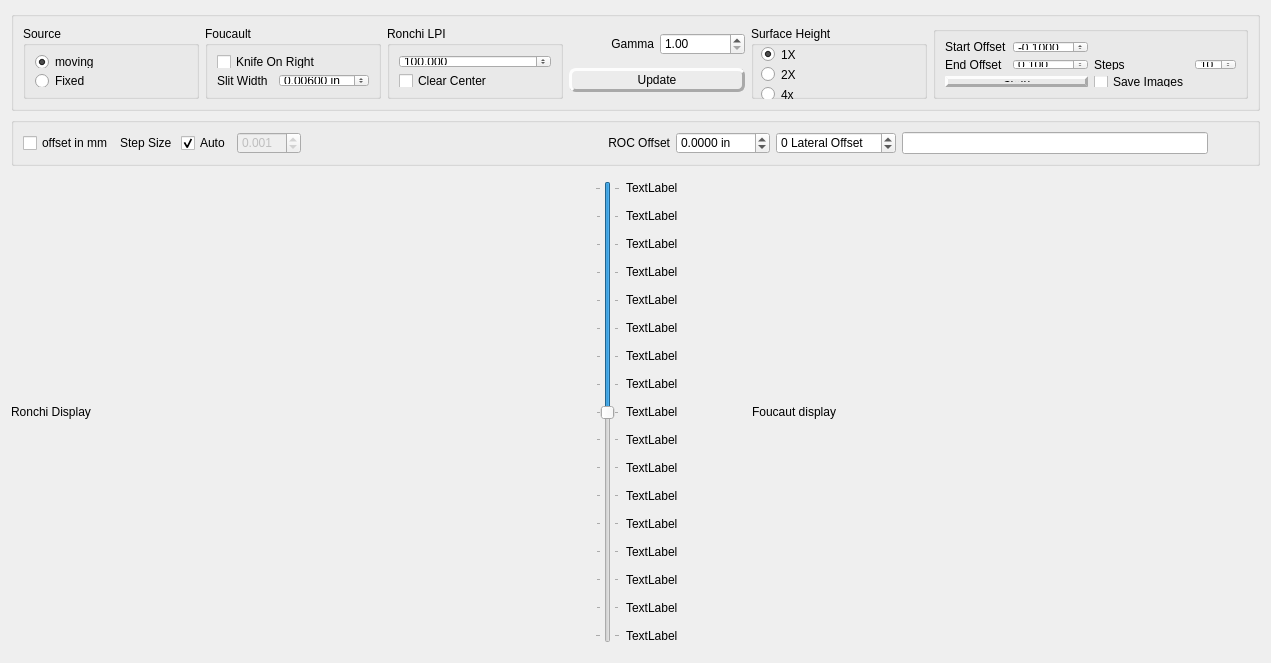
Qt form foucaultview.ui (githubdoe/DFTFringe) before a commit.
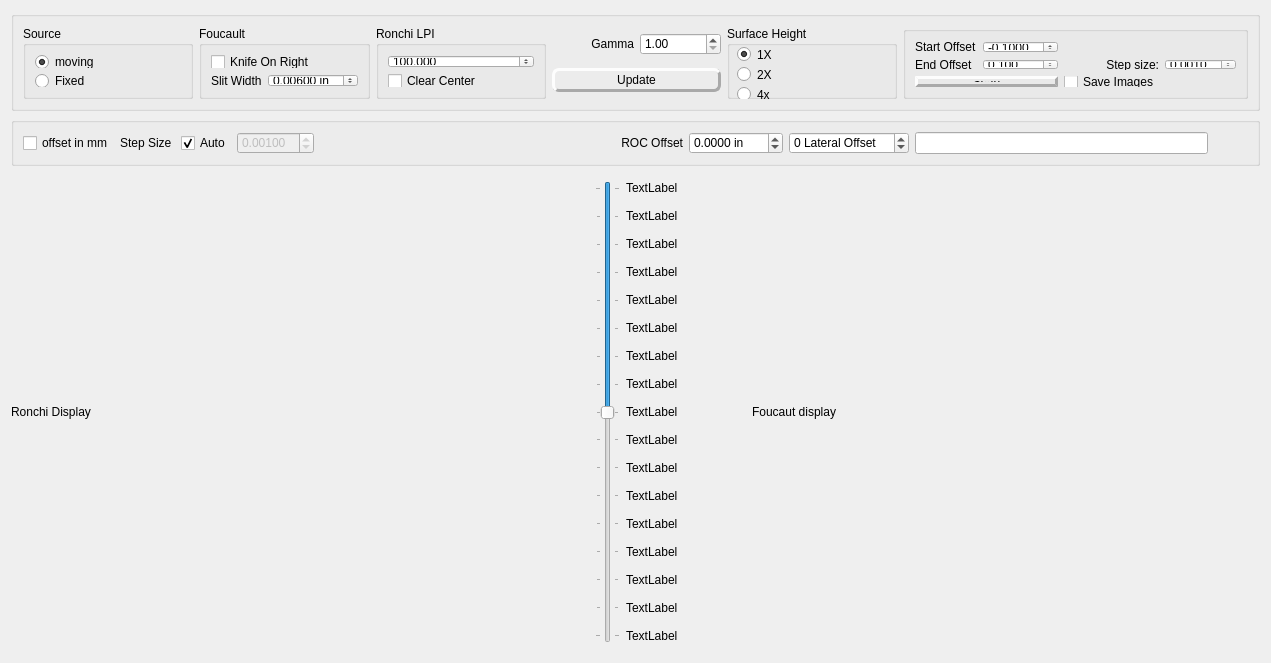
The same form after that commit.

Diff of the .ui file:
```diff
--- a/foucaultview.ui
+++ b/foucaultview.ui
@@ -280,7 +280,7 @@
             <double>-10.000000000000000</double>
            </property>
            <property name="maximum">
-            <double>1.000000000000000</double>
+            <double>10.000000000000000</double>
            </property>
            <property name="singleStep">
             <double>0.010000000000000</double>
@@ -303,7 +303,7 @@
             <number>3</number>
            </property>
            <property name="minimum">
-            <double>0.000000000000000</double>
+            <double>-10.000000000000000</double>
            </property>
            <property name="maximum">
             <double>10.000000000000000</double>
@@ -319,20 +319,10 @@
          <item row="1" column="2">
           <widget class="QLabel" name="label_7">
            <property name="text">
-            <string>Steps</string>
+            <string>Step size:</string>
            </property>
-          </widget>
-         </item>
-         <item row="1" column="3">
-          <widget class="QSpinBox" name="scanSteps">
-           <property name="minimum">
-            <number>2</number>
-           </property>
-           <property name="maximum">
-            <number>50</number>
-           </property>
-           <property name="value">
-            <number>10</number>
+           <property name="alignment">
+            <set>Qt::AlignRight|Qt::AlignTrailing|Qt::AlignVCenter</set>
            </property>
           </widget>
          </item>
@@ -350,6 +340,16 @@
            </property>
           </widget>
          </item>
+         <item row="1" column="3">
+          <widget class="QDoubleSpinBox" name="scanSteps">
+           <property name="decimals">
+            <number>4</number>
+           </property>
+           <property name="value">
+            <double>0.001000000000000</double>
+           </property>
+          </widget>
+         </item>
         </layout>
        </widget>
       </item>
@@ -397,7 +397,7 @@
            <bool>false</bool>
           </property>
           <property name="decimals">
-           <number>3</number>
+           <number>5</number>
           </property>
           <property name="singleStep">
            <double>0.001000000000000</double>
```
